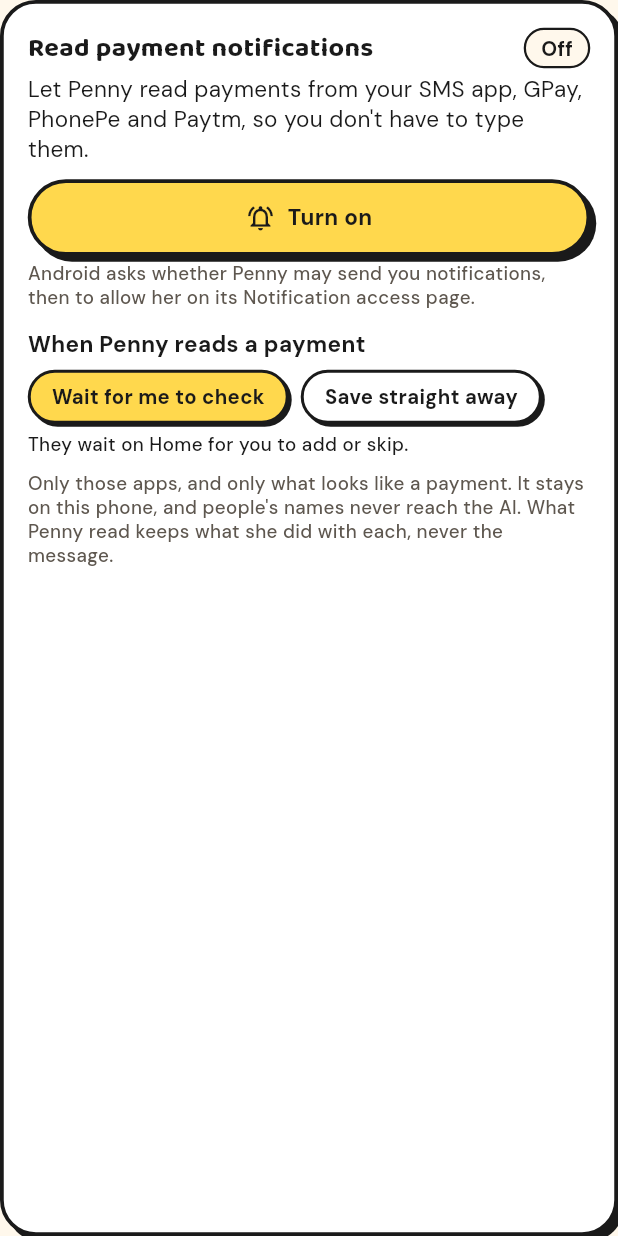
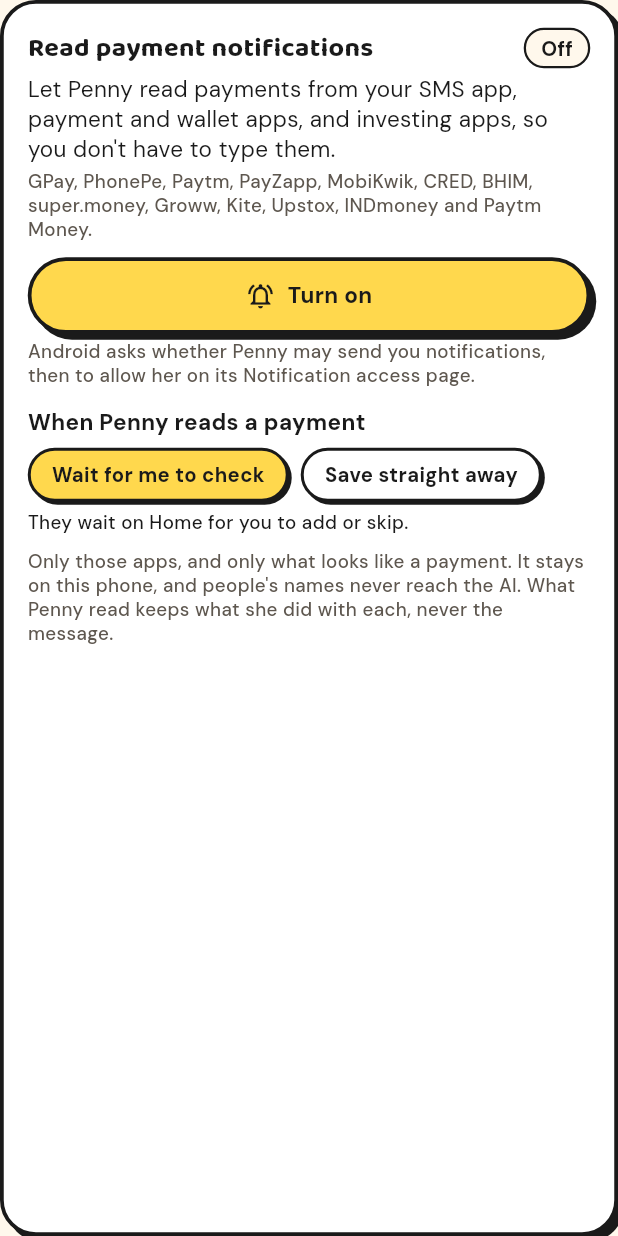
Before and after one commit to Naman9245/penny, a Flutter app: the NotificationsCard widget shown alone on an empty page, opened directly, on a phone screen of 412 x 824 dp. Run offline on Flutter 3.47's test engine with Material 3 defaults, Android fonts, the phone set to English and light mode, and no system bars; our stand-ins replace clock, drift, drift_flutter, fl_chart, flutter_animate, flutter_riverpod and 5 more; accounts and stored records are empty; generated files the repository leaves out were written again.

Commit message:
Read wallet and investing apps' notifications too
Besides the SMS app, GPay, PhonePe and Paytm, Penny now reads payment
notifications from PayZapp, MobiKwik, CRED, BHIM, super.money, Groww,
Zerodha Kite, Upstox, INDmoney and Paytm Money. Each package name was
checked on the Play Store. Settings lists them, and What Penny read
names each app.

```diff
--- a/lib/features/settings/notifications_card.dart
+++ b/lib/features/settings/notifications_card.dart
@@ -101,11 +101,19 @@ class _NotificationsCardState extends ConsumerState<NotificationsCard>
           const SizedBox(height: 4),
           Text(
             allowed
-                ? 'Penny reads payments from your SMS app, GPay, PhonePe and '
-                      "Paytm, so you don't have to type them."
-                : 'Let Penny read payments from your SMS app, GPay, PhonePe '
-                      "and Paytm, so you don't have to type them.",
+                ? 'Penny reads payments from your SMS app, payment and wallet '
+                      "apps, and investing apps, so you don't have to type them."
+                : 'Let Penny read payments from your SMS app, payment and '
+                      "wallet apps, and investing apps, so you don't have to "
+                      'type them.',
             style: AppText.body,
+          ),
+          const SizedBox(height: 4),
+          const Text(
+            'GPay, PhonePe, Paytm, PayZapp, MobiKwik, CRED, BHIM, '
+            'super.money, Groww, Kite, Upstox, INDmoney and Paytm Money.',
+            key: ValueKey('notifications-apps'),
+            style: AppText.small,
           ),
           const SizedBox(height: 10),
           BrutalButton(
--- a/lib/services/captures.dart
+++ b/lib/services/captures.dart
@@ -27,6 +27,16 @@ const _appNames = {
   'gpay': 'GPay',
   'phonepe': 'PhonePe',
   'paytm': 'Paytm',
+  'payzapp': 'PayZapp',
+  'mobikwik': 'MobiKwik',
+  'cred': 'CRED',
+  'bhim': 'BHIM',
+  'supermoney': 'super.money',
+  'groww': 'Groww',
+  'kite': 'Kite',
+  'upstox': 'Upstox',
+  'indmoney': 'INDmoney',
+  'paytmmoney': 'Paytm Money',
 };
 
 /// [app], as people call it: "SMS", "GPay".
```
Also changed, not shown: lib/services/notification_inbox.dart (+6 -3 lines), 3 other files.
